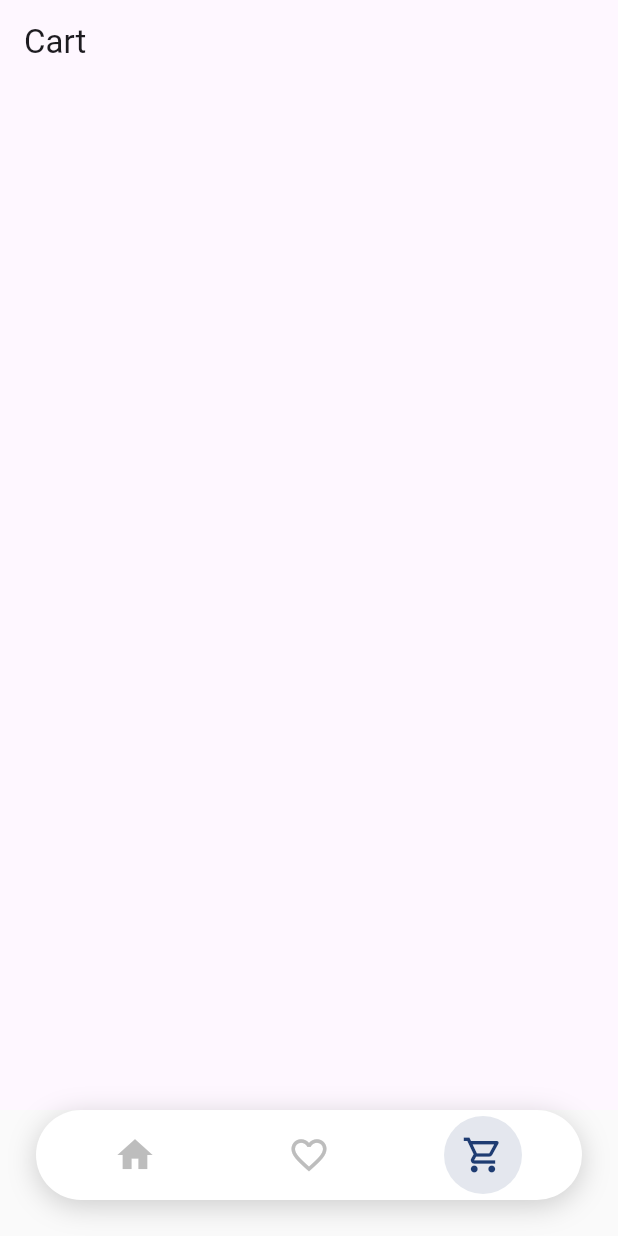
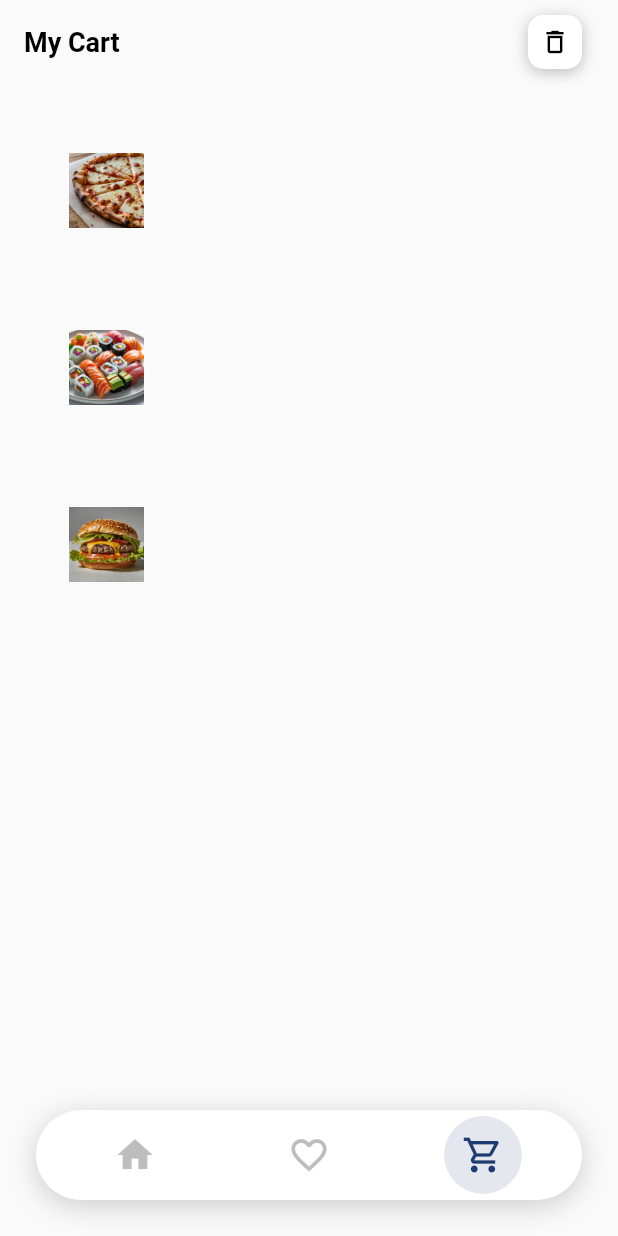
Before and after one commit to devbozi/delivery_app, a Flutter app: the screen it shows after launch, item 3 of the bottom bar chosen, on a phone screen of 412 x 824 dp. Run offline on Flutter 3.47's test engine with Material 3 defaults, Android fonts, the light colour scheme and no system bars; Roboto replaces fonts that are missing (SF Pro Display).

Commit message:
favorito e carrinho beta 0.01

```diff
--- a/lib/pages/cart_screen.dart
+++ b/lib/pages/cart_screen.dart
@@ -1,15 +1,119 @@
+import 'package:flutter/foundation.dart';
 import 'package:flutter/material.dart';
 
-class CartScreen extends StatelessWidget {
+class CartScreen extends StatefulWidget {
   const CartScreen({super.key});
 
   @override
+  State<CartScreen> createState() => _CartScreenState();
+}
+
+class _CartScreenState extends State<CartScreen> {
+  @override
   Widget build(BuildContext context) {
     return Scaffold(
+      backgroundColor: Color(0xFFFAFAFA),
       appBar: AppBar(
+        backgroundColor: Colors.transparent,
+        elevation: 0,
         title: Text(
-          'Cart'
+          'My Cart',
+          style: TextStyle(
+            color: Colors.black,
+            fontSize: 18,
+            fontWeight: FontWeight.w600,
+          ),
         ),
+        actions: [
+          Padding(
+            padding: EdgeInsets.only(right: 16),
+            child: IconButton(
+              onPressed: () {},
+              icon: Container(
+                padding: EdgeInsets.all(8),
+                decoration: BoxDecoration(
+                  color: Colors.white,
+                  borderRadius: BorderRadius.circular(10),
+                  boxShadow: [
+                    BoxShadow(
+                      color: Colors.black26,
+                      blurRadius: 8,
+                      offset: Offset(0, 2),
+                    ),
+                  ],
+                ),
+                child: Icon(
+                  Icons.delete_outline,
+                  color: Colors.black,
+                  size: 20,
+                ),
+              ),
+            ),
+          ),
+        ],
+      ),
+      body: Column(
+        children: [
+          Expanded(
+            child: ListView(
+              padding: EdgeInsets.all(20),
+              children: [
+                _buildCartItem(
+                  'Melting Cheese Pizza',
+                  'Pizza Italiana',
+                  r'$11.88',
+                  1,
+                  'assets/pizza.jpg',
+                ),
+                const SizedBox(height: 16),
+                _buildCartItem(
+                  'Chicken Salad',
+                  'Mad Hourse',
+                  r'$9.88',
+                  1,
+                  'assets/sushi.jpg',
+                ),
+                const SizedBox(height: 16),
+                _buildCartItem(
+                  'Cheese Burger',
+                  'Burger Hunt',
+                  r'$4.88',
+                  1,
+                  'assets/burger.jpg',
+                ),
+                const SizedBox(height: 16),
+              ],
+            ),
+          ),
+        ],
+      ),
+    );
+  }
+
+  Widget _buildCartItem(
+    String title,
+    String subtitle,
+    String price,
+    int quantity,
+    String imagePath,
+  ) {
+    return Container(
+      padding: EdgeInsets.all(16),
+      decoration: BoxDecoration(),
+      child: Row(
+        crossAxisAlignment: CrossAxisAlignment.center,
+        children: [
+          Container(
+            width: 70,
+            height: 70,
+            decoration: BoxDecoration(),
+            padding: EdgeInsets.all(10),
+            child: Image.asset(
+              imagePath,
+               fit: BoxFit.contain,
+            ),
+          ),
+        ],
       ),
     );
   }
--- a/lib/pages/home_screen.dart
+++ b/lib/pages/home_screen.dart
@@ -1,5 +1,4 @@
 import 'package:delivery_app/widgets/product_card.dart';
-import 'package:flutter/foundation.dart';
 import 'package:flutter/material.dart';
 
 class HomeScreen extends StatelessWidget {
@@ -21,7 +20,7 @@ class HomeScreen extends StatelessWidget {
       'imagePath': 'assets/burger.jpg',
     },
     {
-      'title': 'Cheese burger',
+      'title': 'Double Cheese burger',
       'price': r'$14.99',
       'calories': '44 Calories',
       'time': '20 min',
@@ -306,7 +305,7 @@ class HomeScreen extends StatelessWidget {
                   time: product['time'] ?? '',
                   imagePath: product['imagePath'] ?? '',
                 );
-              }
+              },
             ),
           ],
         ),
```
Also changed, not shown: lib/pages/wishlist_screen.dart (+71 -1 lines).
